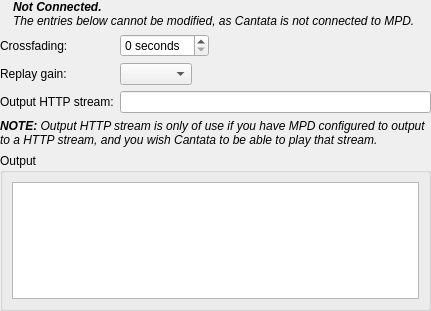
Above: gui/serverplaybacksettings.ui from polpo/cantata-mac before the change. Below: the same form after it.
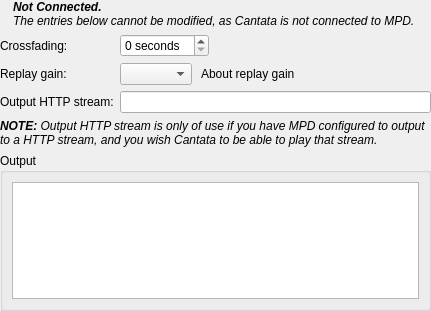
That is the form after the change. Custom widgets are drawn as their Qt base class.

Commit message: Add note about replay gain

The edit to the form file:
```diff
--- a/gui/serverplaybacksettings.ui
+++ b/gui/serverplaybacksettings.ui
@@ -73,7 +73,31 @@
       </widget>
      </item>
      <item row="1" column="1">
-      <widget class="QComboBox" name="replayGain"/>
+      <layout class="QHBoxLayout" name="replayGainayout">
+       <property name="margin">
+        <number>0</number>
+       </property>
+       <item>
+        <widget class="QComboBox" name="replayGain"/>
+       </item>
+       <item>
+        <spacer name="replayGainSpacer">
+         <property name="orientation">
+          <enum>Qt::Horizontal</enum>
+         </property>
+         <property name="sizeType">
+          <enum>QSizePolicy::MinimumExpanding</enum>
+         </property>
+        </spacer>
+       </item>
+       <item>
+        <widget class="UrlLabel" name="aboutReplayGain">
+         <property name="text">
+          <string>About replay gain</string>
+         </property>
+        </widget>
+       </item>
+      </layout>
      </item>
      <item row="2" column="0">
       <widget class="BuddyLabel" name="streamUrlLabel">
@@ -120,6 +144,11 @@
    <extends>QLabel</extends>
    <header>buddylabel.h</header>
   </customwidget>
+  <customwidget>
+   <class>UrlLabel</class>
+   <extends>QLabel</extends>
+   <header>urllabel.h</header>
+  </customwidget>
   <customwidget>
    <class>SpinBox</class>
    <extends>QSpinBox</extends>
```
The commit also changes 2 other files.
